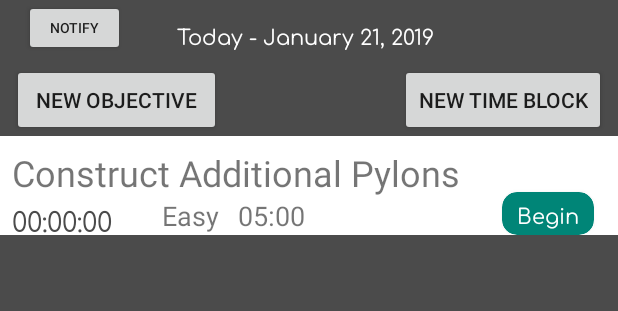
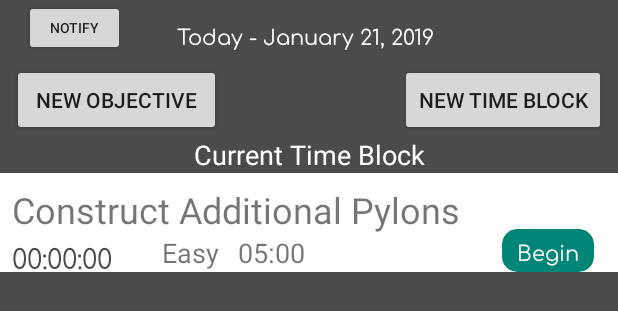
Before and after one commit to savardaaj/Flexis, an Android app: the layout activity_main.xml on its own in the app's theme, with its tools: preview values and no code run, on a phone screen of 412 x 824 dp. Shown: the top 311 px of the screen. Run offline under Robolectric (Android 15) with nearby library versions, the phone set to English and light mode, and no system bars.

Commit message:
upgraded versions, migrated to androidx

```diff
--- a/app/src/main/java/com/asav/flexis/DatabaseHandler.java
+++ b/app/src/main/java/com/asav/flexis/DatabaseHandler.java
@@ -1,8 +1,8 @@
 package com.asav.flexis;
 
 import android.content.Context;
-import android.support.annotation.NonNull;
 import android.util.Log;
+import androidx.annotation.NonNull;
 
 import com.google.android.gms.tasks.OnCompleteListener;
 import com.google.android.gms.tasks.OnFailureListener;
--- a/app/src/main/java/com/asav/flexis/TimeBlockPage.java
+++ b/app/src/main/java/com/asav/flexis/TimeBlockPage.java
@@ -2,14 +2,15 @@ package com.asav.flexis;
 
 import android.app.TimePickerDialog;
 import android.content.Intent;
-import android.support.constraint.ConstraintLayout;
-import android.support.v7.app.AppCompatActivity;
 import android.os.Bundle;
 import android.util.Log;
 import android.view.View;
 import android.widget.EditText;
 import android.widget.TextView;
 import android.widget.TimePicker;
+
+import androidx.appcompat.app.AppCompatActivity;
+import androidx.constraintlayout.widget.ConstraintLayout;
 
 import java.util.Calendar;
 
--- a/app/src/main/res/layout/activity_blockpage.xml
+++ b/app/src/main/res/layout/activity_blockpage.xml
@@ -1,5 +1,5 @@
 <?xml version="1.0" encoding="utf-8"?>
-<android.support.constraint.ConstraintLayout xmlns:android="http://schemas.android.com/apk/res/android"
+<androidx.constraintlayout.widget.ConstraintLayout xmlns:android="http://schemas.android.com/apk/res/android"
     xmlns:app="http://schemas.android.com/apk/res-auto"
     xmlns:tools="http://schemas.android.com/tools"
     android:id="@+id/cl_blockPage"
@@ -68,4 +68,4 @@
         </LinearLayout>
     </ScrollView>
 
-</android.support.constraint.ConstraintLayout>
+</androidx.constraintlayout.widget.ConstraintLayout>
--- a/app/src/main/res/layout/activity_main.xml
+++ b/app/src/main/res/layout/activity_main.xml
@@ -1,7 +1,7 @@
 <?xml version="1.0" encoding="utf-8"?>
 <!-- Use DrawerLayout as root container for activity -->
 
-<android.support.constraint.ConstraintLayout
+<androidx.constraintlayout.widget.ConstraintLayout
     xmlns:android="http://schemas.android.com/apk/res/android"
     xmlns:app="http://schemas.android.com/apk/res-auto"
     xmlns:tools="http://schemas.android.com/tools"
@@ -9,6 +9,8 @@
     android:layout_height="match_parent"
     android:background="@color/colorPrimaryDark"
     tools:context=".MainActivity">
+
+
 
     <TextView
         android:id="@+id/tv_main_today"
@@ -37,7 +39,7 @@
         app:layout_constraintTop_toTopOf="parent" />
 
     <ScrollView
-        android:id="@+id/scrollView2"
+        android:id="@+id/sv_main_container"
         android:layout_width="match_parent"
         android:layout_height="0dp"
         app:layout_constraintBottom_toBottomOf="parent"
@@ -47,17 +49,27 @@
         app:layout_constraintTop_toBottomOf="@+id/btn_main_add_timeblock">
 
         <LinearLayout
-            android:id="@+id/ll_main_today"
+            android:id="@+id/ll_main_current"
             android:layout_width="match_parent"
             android:layout_height="wrap_content"
             android:background="@color/colorPrimaryDark"
             android:orientation="vertical"
             app:layout_constraintTop_toBottomOf="@+id/tv_main_today">
 
+            <TextView
+                android:id="@+id/tv_CurrentTimeBlock"
+                android:layout_width="match_parent"
+                android:layout_height="wrap_content"
+                android:text="Current Time Block"
+                android:textAlignment="center"
+                android:textColor="#FFFFFF"
+                android:textSize="18sp" />
+
             <include
                 layout="@layout/objective_card_component"
                 android:layout_width="match_parent"
                 android:layout_height="wrap_content" />
+
         </LinearLayout>
     </ScrollView>
 
@@ -97,4 +109,4 @@
         app:layout_constraintStart_toStartOf="parent"
         app:layout_constraintTop_toTopOf="parent" />
 
-</android.support.constraint.ConstraintLayout>
+</androidx.constraintlayout.widget.ConstraintLayout>
--- a/app/src/main/res/layout/activity_objectivepage.xml
+++ b/app/src/main/res/layout/activity_objectivepage.xml
@@ -1,5 +1,5 @@
 <?xml version="1.0" encoding="utf-8"?>
-<android.support.constraint.ConstraintLayout xmlns:android="http://schemas.android.com/apk/res/android"
+<androidx.constraintlayout.widget.ConstraintLayout xmlns:android="http://schemas.android.com/apk/res/android"
     xmlns:app="http://schemas.android.com/apk/res-auto"
     android:id="@+id/cl_objectivePage"
     android:layout_width="match_parent"
@@ -85,4 +85,4 @@
 
         </LinearLayout>
     </ScrollView>
-</android.support.constraint.ConstraintLayout>
+</androidx.constraintlayout.widget.ConstraintLayout>
--- a/app/src/main/res/layout/drawer_layout.xml
+++ b/app/src/main/res/layout/drawer_layout.xml
@@ -1,5 +1,5 @@
 <?xml version="1.0" encoding="utf-8"?>
-<android.support.v4.widget.DrawerLayout xmlns:android="http://schemas.android.com/apk/res/android"
+<androidx.core.widget.DrawerLayout xmlns:android="http://schemas.android.com/apk/res/android"
     xmlns:app="http://schemas.android.com/apk/res-auto"
     xmlns:tools="http://schemas.android.com/tools"
     android:id="@+id/drawer_layout"
@@ -25,4 +25,4 @@
         app:menu="@menu/drawer_view" />
 
 
-</android.support.v4.widget.DrawerLayout>
+</androidx.core.widget.DrawerLayout>
--- a/app/src/main/res/layout/objective_card_component.xml
+++ b/app/src/main/res/layout/objective_card_component.xml
@@ -1,6 +1,6 @@
 <?xml version="1.0" encoding="utf-8"?>
 
-<android.support.constraint.ConstraintLayout xmlns:android="http://schemas.android.com/apk/res/android"
+<androidx.constraintlayout.widget.ConstraintLayout xmlns:android="http://schemas.android.com/apk/res/android"
     xmlns:app="http://schemas.android.com/apk/res-auto"
     xmlns:tools="http://schemas.android.com/tools"
     android:id="@+id/cl_objective_card_component"
@@ -44,7 +44,7 @@
         app:layout_constraintStart_toEndOf="@+id/tv_objCard_Effort"
         app:layout_constraintTop_toBottomOf="@+id/tv_objCard_Name" />
 
-    <android.support.v7.widget.CardView
+    <androidx.cardview.widget.CardView
         android:id="@+id/cv_card_action"
         android:layout_width="wrap_content"
         android:layout_height="wrap_content"
@@ -67,7 +67,7 @@
             android:text="Begin"
             android:textColor="@android:color/white" />
 
-    </android.support.v7.widget.CardView>
+    </androidx.cardview.widget.CardView>
 
     <Chronometer
         android:id="@+id/cm_timer"
@@ -87,4 +87,4 @@
         app:layout_constraintTop_toTopOf="parent"
         app:layout_constraintVertical_bias="1.0" />
 
-</android.support.constraint.ConstraintLayout>
+</androidx.constraintlayout.widget.ConstraintLayout>
--- a/build.gradle
+++ b/build.gradle
@@ -9,6 +9,7 @@ buildscript {
     dependencies {
         classpath 'com.android.tools.build:gradle:3.4.1'
         classpath 'com.google.gms:google-services:4.0.1'
+        classpath "androidx.navigation:navigation-safe-args-gradle-plugin:2.1.0-alpha04"
 
         // NOTE: Do not place your application dependencies here; they belong
         // in the individual module build.gradle files
--- a/gradle.properties
+++ b/gradle.properties
@@ -7,6 +7,8 @@
 # Specifies the JVM arguments used for the daemon process.
 # The setting is particularly useful for tweaking memory settings.
 org.gradle.jvmargs=-Xmx1536m
+android.useAndroidX=true
+android.enableJetifier=true
 # When configured, Gradle will run in incubating parallel mode.
 # This option should only be used with decoupled projects. More details, visit
 # http://www.gradle.org/docs/current/userguide/multi_project_builds.html#sec:decoupled_projects
```
Also changed, not shown: app/build.gradle (+18 -10 lines), app/src/main/java/com/asav/flexis/MainActivity.java (+18 -19 lines), app/src/main/java/com/asav/flexis/NotificationHandler.java (+3 -7 lines), app/src/main/java/com/asav/flexis/ObjectivePage.java (+3 -5 lines), app/src/main/java/com/asav/flexis/TaskTimer.java (+0 -10 lines), app/src/main/res/navigation/nav_graph.xml (added, +18 -0 lines).
